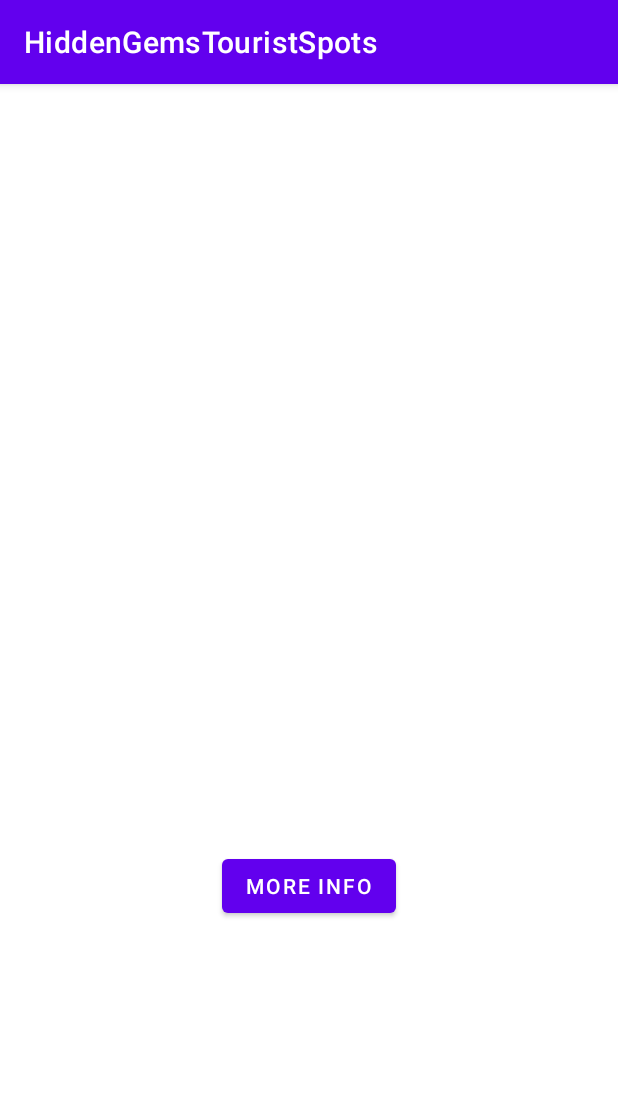
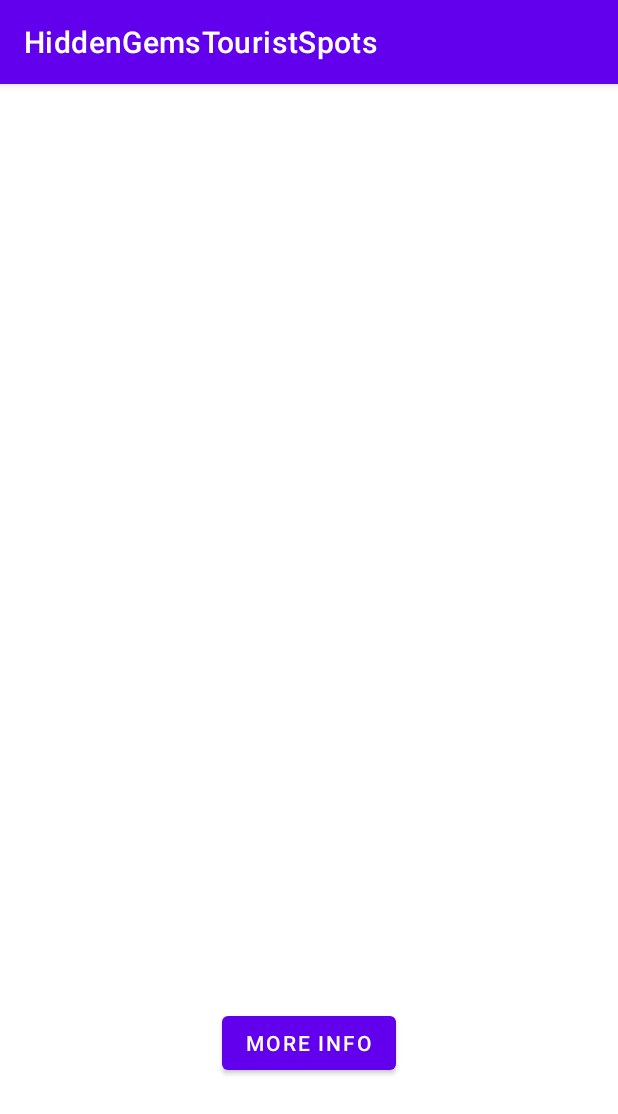
Before and after one commit to aichuley/HiddenGemsTouristSpots, an Android app: the CardDetailedActivity screen opened directly, with no data from a screen before it, on a phone screen of 412 x 824 dp. Shown: the top 1114 px of the screen. Run offline under Robolectric (Android 15) with nearby library versions, the phone set to English and light mode, and no system bars; pictures from the network do not load; 1 statement that could not run was skipped.

Commit message:
anthonys push

```diff
--- a/app/src/main/res/layout/card_detailed.xml
+++ b/app/src/main/res/layout/card_detailed.xml
@@ -1,63 +1,76 @@
 <?xml version="1.0" encoding="utf-8"?>
-<androidx.constraintlayout.widget.ConstraintLayout xmlns:app="http://schemas.android.com/apk/res-auto"
-    xmlns:android="http://schemas.android.com/apk/res/android"
+
+<ScrollView xmlns:android="http://schemas.android.com/apk/res/android"
+    android:layout_width="fill_parent"
+    android:layout_height="fill_parent"
+    xmlns:app="http://schemas.android.com/apk/res-auto"
     xmlns:tools="http://schemas.android.com/tools"
+    android:fillViewport="true">
+
+    <LinearLayout
+        android:id="@+id/linearLayout"
         android:layout_width="match_parent"
         android:layout_height="match_parent"
-    tools:context=".CardDetailedActivity">
+        android:orientation="vertical"
+        android:gravity="center"
+        app:layout_constraintEnd_toEndOf="parent"
+        app:layout_constraintStart_toStartOf="parent"
+        app:layout_constraintTop_toTopOf="parent">
+
 
         <ImageView
             android:id="@+id/image"
             android:layout_width="250dp"
             android:layout_height="250dp"
+            android:layout_marginTop="50dp"
+            app:layout_constraintEnd_toEndOf="parent"
             app:layout_constraintStart_toStartOf="parent"
-        app:layout_constraintEnd_toEndOf="parent"
-        app:layout_constraintTop_toTopOf="parent"
-        android:layout_marginTop="50dp"/>
+            app:layout_constraintTop_toTopOf="parent" />
 
         <TextView
             android:id="@+id/name"
             android:layout_width="wrap_content"
             android:layout_height="wrap_content"
-        tools:text="UT Austin"
+            android:layout_marginTop="20dp"
+            android:textAlignment="center"
+            android:textSize="40sp"
+            app:layout_constraintEnd_toEndOf="parent"
+            app:layout_constraintStart_toStartOf="parent"
             app:layout_constraintTop_toBottomOf="@+id/image"
-        app:layout_constraintStart_toStartOf="parent"
-        app:layout_constraintEnd_toEndOf="parent"
-        android:textSize="40sp"
-        android:layout_marginTop="20dp"
-        android:textAlignment="center"/>
+            tools:text="UT Austin" />
 
         <TextView
             android:id="@+id/rating"
             android:layout_width="wrap_content"
             android:layout_height="wrap_content"
+            android:layout_marginTop="10dp"
+            android:textSize="20sp"
+            app:layout_constraintEnd_toEndOf="parent"
+            app:layout_constraintStart_toStartOf="parent"
             app:layout_constraintTop_toBottomOf="@id/name"
-        app:layout_constraintStart_toStartOf="parent"
-        app:layout_constraintEnd_toEndOf="parent"
-        tools:text="Rating: 5/5"
-        android:layout_marginTop="10dp"
-        android:textSize="20sp"/>
+            tools:text="Rating: 5/5" />
 
 
         <TextView
             android:id="@+id/long_description"
             android:layout_width="350dp"
             android:layout_height="wrap_content"
+            android:layout_marginTop="40dp"
+            app:layout_constraintEnd_toEndOf="parent"
+            app:layout_constraintStart_toStartOf="parent"
             app:layout_constraintTop_toBottomOf="@+id/rating"
-        app:layout_constraintStart_toStartOf="parent"
-        app:layout_constraintEnd_toEndOf="parent"
-        android:layout_marginTop="40dp"
-        tools:text="Lorem ipsum dolor sit amet, consectetur adipiscing elit, sed do eiusmod tempor incididunt ut labore et dolore magna aliqua. Ut enim ad minim veniam, quis nostrud exercitation ullamco laboris nisi ut aliquip ex ea commodo consequat. Duis aute irure dolor in reprehenderit in voluptate velit esse cillum dolore eu fugiat nulla pariatur. Excepteur sint occaecat cupidatat non proident, sunt in culpa qui officia deserunt mollit anim id est laborum."/>
+            tools:text="Lorem ipsum dolor sit amet, consectetur adipiscing elit, sed do eiusmod tempor incididunt ut labore et dolore magna aliqua. Ut enim ad minim veniam, quis nostrud exercitation ullamco laboris nisi ut aliquip ex ea commodo consequat. Duis aute irure dolor in reprehenderit in voluptate velit esse cillum dolore eu fugiat nulla pariatur. Excepteur sint occaecat cupidatat non proident, sunt in culpa qui officia deserunt mollit anim id est laborum." />
 
         <Button
             android:id="@+id/get_directions"
             android:layout_width="wrap_content"
             android:layout_height="wrap_content"
-        app:layout_constraintTop_toBottomOf="@+id/long_description"
+            android:layout_marginTop="40dp"
+            android:text="More info"
+            app:layout_constraintEnd_toEndOf="parent"
             app:layout_constraintStart_toStartOf="parent"
-        app:layout_constraintEnd_toEndOf="parent"
-        android:text="More info"
-        android:layout_marginTop="40dp"/>
+            app:layout_constraintTop_toBottomOf="@+id/long_description" />
 
+    </LinearLayout>
 
-</androidx.constraintlayout.widget.ConstraintLayout>
+</ScrollView>
```
Lines whose indentation alone changed are shown as unchanged.
